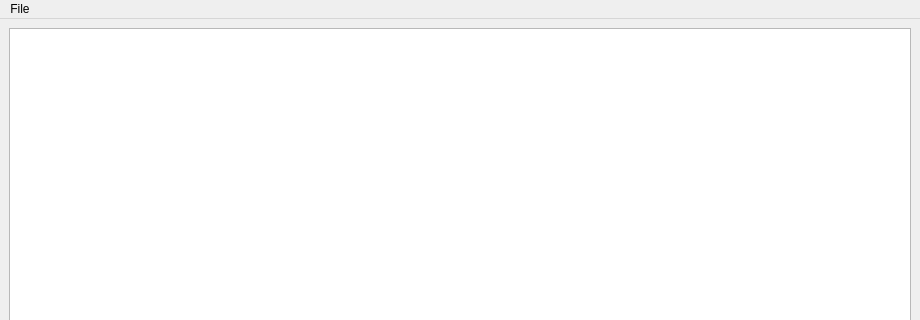
Before: the Qt Designer form UIFiles/UIMainWindow.ui in Joimar/IntelliJPyQtTextEditor, drawn with Qt 5; both pictures show x 0 to 920 and y 0 to 320 of the 920 by 600 pixel window.
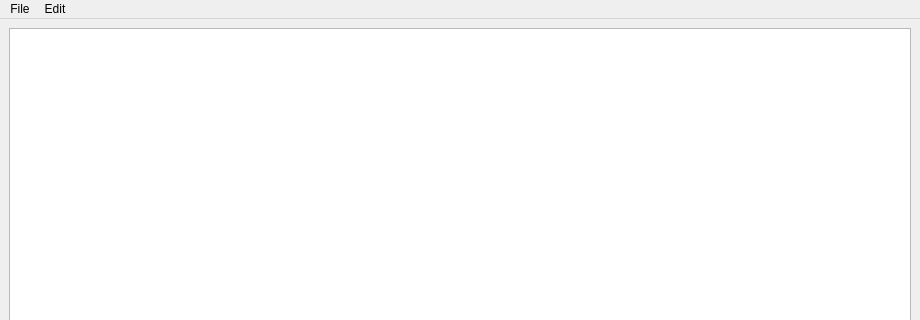
After: the same form once the commit is applied.

Commit message: Undo and Redo features working

The edit to the form file:
```diff
--- a/UIFiles/UIMainWindow.ui
+++ b/UIFiles/UIMainWindow.ui
@@ -39,7 +39,15 @@
     <addaction name="actionSave"/>
     <addaction name="actionSave_as"/>
    </widget>
+   <widget class="QMenu" name="menuEdit">
+    <property name="title">
+     <string>Edit</string>
+    </property>
+    <addaction name="actionUndo"/>
+    <addaction name="actionRedo"/>
+   </widget>
    <addaction name="menuFile"/>
+   <addaction name="menuEdit"/>
   </widget>
   <widget class="QStatusBar" name="statusbar"/>
   <action name="actionNew">
```
Left out of the diff: 16 changed lines with no effect on the pictures. The commit also changes 2 other files.
